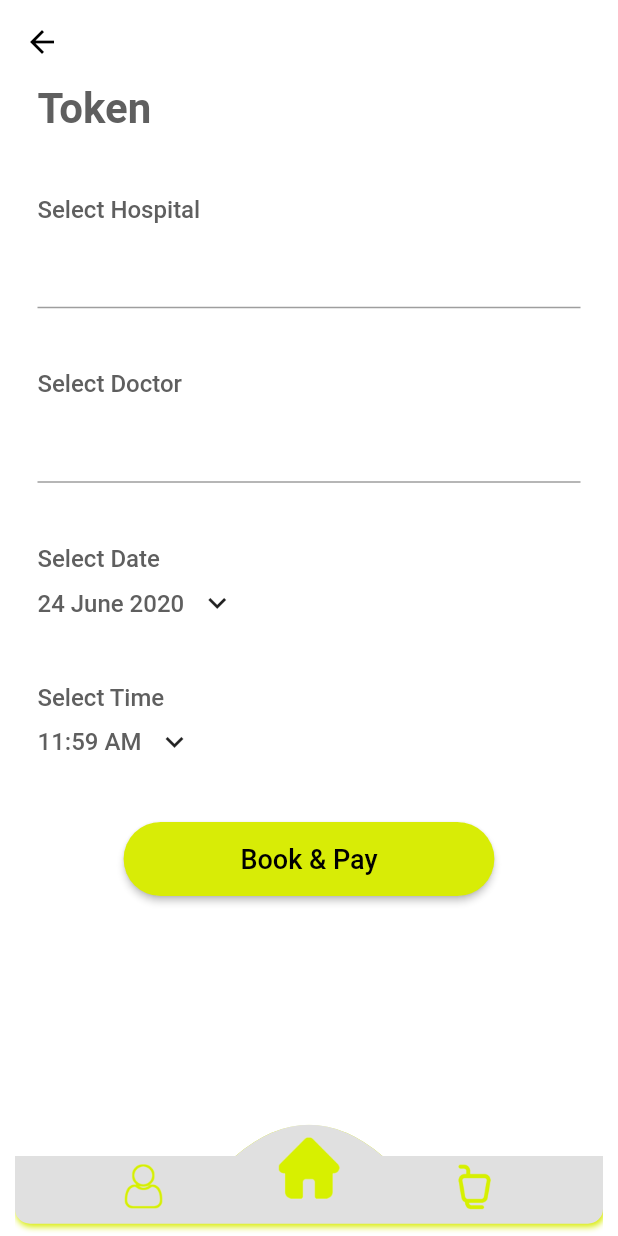
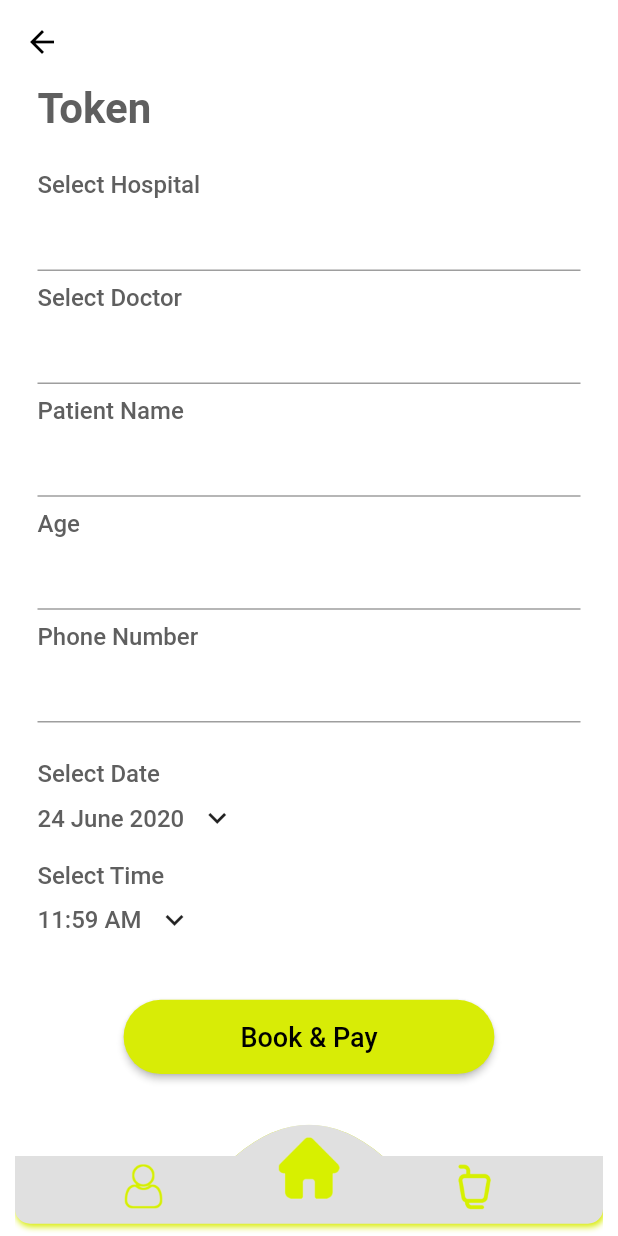
Before and after one commit to iamabhishek229313/hello_mart, a Flutter app: the TokenServiceProviderScreen screen opened directly, on a phone screen of 412 x 824 dp. Run offline on Flutter 3.47's test engine with Material 2 defaults, Android fonts, the phone set to English and light mode, and no system bars; our stand-ins replace carousel_slider, flutter_bloc, location; missing offline and left inert: geocoder.

Commit message:
All nre changes are done.

```diff
--- a/lib/services_screen/bakery.dart
+++ b/lib/services_screen/bakery.dart
@@ -19,7 +19,7 @@ class BakeryProductProviderScreen extends StatelessWidget {
   const BakeryProductProviderScreen({Key key, this.storeName}) : super(key: key);
   @override
   Widget build(BuildContext context) {
-    return ProductDetails(serviceProviderName: storeName, tabNames: [
+    return ProductDetails(serviceProviderName: storeName, selectionType: SelectionType.ADD, tabNames: [
       "ALL",
       "SNACKS",
       "BREADS",
--- a/lib/services_screen/car_wash.dart
+++ b/lib/services_screen/car_wash.dart
@@ -19,7 +19,7 @@ class CarWashProductProviderScreen extends StatelessWidget {
   const CarWashProductProviderScreen({Key key, this.storeName}) : super(key: key);
   @override
   Widget build(BuildContext context) {
-    return ProductDetails(serviceProviderName: storeName, tabNames: [
+    return ProductDetails(serviceProviderName: storeName, selectionType: SelectionType.BOOK, tabNames: [
       "ALL",
       "CAR WASH",
       "DIESEL WASH",
--- a/lib/services_screen/dry_fruits.dart
+++ b/lib/services_screen/dry_fruits.dart
@@ -19,7 +19,7 @@ class DryFruitsProductProviderScreen extends StatelessWidget {
   const DryFruitsProductProviderScreen({Key key, this.storeName}) : super(key: key);
   @override
   Widget build(BuildContext context) {
-    return ProductDetails(serviceProviderName: storeName, tabNames: [
+    return ProductDetails(serviceProviderName: storeName, selectionType: SelectionType.ADD, tabNames: [
       "ALL",
       "DATES",
       "CASHEW NUTS",
--- a/lib/services_screen/flower.dart
+++ b/lib/services_screen/flower.dart
@@ -1,5 +1,6 @@
 import 'package:flutter/material.dart';
 import 'package:hello_mart/screens/product_details/product_details.dart';
+import 'package:hello_mart/utils/screen_const.dart';
 
 class FlowerServiceProviderScreen extends StatelessWidget {
   @override
@@ -7,6 +8,7 @@ class FlowerServiceProviderScreen extends StatelessWidget {
     // This page have no Service Providers Screen.
     return ProductDetails(
       serviceProviderName: "Flowers",
+      selectionType: SelectionType.ADD,
       tabNames: [
         "ALL",
         "CATEGORY 1",
--- a/lib/services_screen/food.dart
+++ b/lib/services_screen/food.dart
@@ -19,7 +19,7 @@ class FoodProductProviderScreen extends StatelessWidget {
   const FoodProductProviderScreen({Key key, this.storeName}) : super(key: key);
   @override
   Widget build(BuildContext context) {
-    return ProductDetails(serviceProviderName: storeName, tabNames: [
+    return ProductDetails(serviceProviderName: storeName, selectionType: SelectionType.ADD, tabNames: [
       "ALL",
       "NON-VEG",
       "VEG",
--- a/lib/services_screen/hello_mart.dart
+++ b/lib/services_screen/hello_mart.dart
@@ -1,5 +1,6 @@
 import 'package:flutter/material.dart';
 import 'package:hello_mart/screens/product_details/product_details.dart';
+import 'package:hello_mart/utils/screen_const.dart';
 
 class HomeMartServiceProviderScreen extends StatelessWidget {
   @override
@@ -7,6 +8,7 @@ class HomeMartServiceProviderScreen extends StatelessWidget {
     // This page have no Service Providers Screen.
     return ProductDetails(
       serviceProviderName: "Hello Mart",
+      selectionType: SelectionType.ADD,
       tabNames: [
         "ALL",
         "VEGETABLES",
--- a/lib/services_screen/ice_cream.dart
+++ b/lib/services_screen/ice_cream.dart
@@ -19,7 +19,7 @@ class IceCreamPastriesProductProviderScreen extends StatelessWidget {
   const IceCreamPastriesProductProviderScreen({Key key, this.storeName}) : super(key: key);
   @override
   Widget build(BuildContext context) {
-    return ProductDetails(serviceProviderName: storeName, tabNames: [
+    return ProductDetails(serviceProviderName: storeName, selectionType: SelectionType.ADD, tabNames: [
       "ALL",
       "CAKE",
       "PASTRIES",
--- a/lib/services_screen/laundry.dart
+++ b/lib/services_screen/laundry.dart
@@ -19,7 +19,7 @@ class LaundryProductProviderScreen extends StatelessWidget {
   const LaundryProductProviderScreen({Key key, this.storeName}) : super(key: key);
   @override
   Widget build(BuildContext context) {
-    return ProductDetails(serviceProviderName: storeName, tabNames: [
+    return ProductDetails(serviceProviderName: storeName, selectionType: SelectionType.BOOK, tabNames: [
       "ALL",
       "JEANS",
       "COTTON",
--- a/lib/services_screen/meat_fish.dart
+++ b/lib/services_screen/meat_fish.dart
@@ -1,5 +1,6 @@
 import 'package:flutter/material.dart';
 import 'package:hello_mart/screens/product_details/product_details.dart';
+import 'package:hello_mart/utils/screen_const.dart';
 
 class MeatFishServiceProviderScreen extends StatelessWidget {
   @override
@@ -7,6 +8,7 @@ class MeatFishServiceProviderScreen extends StatelessWidget {
     // This page have no Service Providers Screen.
     return ProductDetails(
       serviceProviderName: "Meat/Fish",
+      selectionType: SelectionType.ADD,
       tabNames: [
         "ALL",
         "FISH",
--- a/lib/services_screen/saloon.dart
+++ b/lib/services_screen/saloon.dart
@@ -19,7 +19,7 @@ class SaloonProductProviderScreen extends StatelessWidget {
   const SaloonProductProviderScreen({Key key, this.storeName}) : super(key: key);
   @override
   Widget build(BuildContext context) {
-    return ProductDetails(serviceProviderName: storeName, tabNames: [
+    return ProductDetails(serviceProviderName: storeName, selectionType: SelectionType.BOOK, tabNames: [
       "ALL",
       "CUTTING",
       "FACIAL",
--- a/lib/services_screen/sports_gaming.dart
+++ b/lib/services_screen/sports_gaming.dart
@@ -19,7 +19,7 @@ class SportsGamingProductProviderScreen extends StatelessWidget {
   const SportsGamingProductProviderScreen({Key key, this.storeName}) : super(key: key);
   @override
   Widget build(BuildContext context) {
-    return ProductDetails(serviceProviderName: storeName, tabNames: [
+    return ProductDetails(serviceProviderName: storeName, selectionType: SelectionType.ADD, tabNames: [
       "ALL",
       "CRICKET ITEMS",
       "FOOTBALL ITEMS",
--- a/lib/services_screen/stationery.dart
+++ b/lib/services_screen/stationery.dart
@@ -19,7 +19,7 @@ class StationeryProductProviderScreen extends StatelessWidget {
   const StationeryProductProviderScreen({Key key, this.storeName}) : super(key: key);
   @override
   Widget build(BuildContext context) {
-    return ProductDetails(serviceProviderName: storeName, tabNames: [
+    return ProductDetails(serviceProviderName: storeName, selectionType: SelectionType.ADD, tabNames: [
       "ALL",
       "SCHOOL ITEMS",
       "OFFICE ITEMS",
--- a/lib/services_screen/token.dart
+++ b/lib/services_screen/token.dart
@@ -18,8 +18,11 @@ class _TokenServiceProviderScreenState extends State<TokenServiceProviderScreen>
   bool _validate = false;
 
   TextEditingController _hospitalController = TextEditingController();
+  TextEditingController _patientNameController = TextEditingController();
 
   TextEditingController _doctorController = TextEditingController();
+  TextEditingController _ageController = TextEditingController();
+  TextEditingController _phoneNumberController = TextEditingController();
 
   _changeScreen(int index) {
     BlocProvider.of<AppStateBloc>(context).add(ChangeScreen(index));
@@ -63,7 +66,7 @@ class _TokenServiceProviderScreenState extends State<TokenServiceProviderScreen>
                             style: TextStyle(fontWeight: FontWeight.bold, color: kGreyDark, fontSize: 28.0),
                           ),
                           SizedBox(
-                            height: screenHeight * 0.05,
+                            height: screenHeight * 0.03,
                           ),
                           Column(
                             crossAxisAlignment: CrossAxisAlignment.start,
@@ -76,9 +79,6 @@ class _TokenServiceProviderScreenState extends State<TokenServiceProviderScreen>
                                     "Select Hospital",
                                     style: TextStyle(fontSize: 16.0, fontWeight: FontWeight.w500, color: kGreyDark),
                                   ),
-                                  SizedBox(
-                                    height: screenHeight * 0.01,
-                                  ),
                                   TextFormField(
                                     controller: _hospitalController,
                                     autovalidate: _validate,
@@ -87,7 +87,7 @@ class _TokenServiceProviderScreenState extends State<TokenServiceProviderScreen>
                                 ],
                               ),
                               SizedBox(
-                                height: screenHeight * 0.05,
+                                height: screenHeight * 0.01,
                               ),
                               Column(
                                 crossAxisAlignment: CrossAxisAlignment.start,
@@ -95,9 +95,6 @@ class _TokenServiceProviderScreenState extends State<TokenServiceProviderScreen>
                                   Text(
                                     "Select Doctor",
                                     style: TextStyle(fontSize: 16.0, fontWeight: FontWeight.w500, color: kGreyDark),
-                                  ),
-                                  SizedBox(
-                                    height: screenHeight * 0.01,
                                   ),
                                   TextFormField(
                                     controller: _doctorController,
@@ -107,7 +104,60 @@ class _TokenServiceProviderScreenState extends State<TokenServiceProviderScreen>
                                 ],
                               ),
                               SizedBox(
-                                height: screenHeight * 0.05,
+                                height: screenHeight * 0.01,
+                              ),
+                              Column(
+                                crossAxisAlignment: CrossAxisAlignment.start,
+                                children: [
+                                  Text(
+                                    "Patient Name",
+                                    style: TextStyle(fontSize: 16.0, fontWeight: FontWeight.w500, color: kGreyDark),
+                                  ),
+                                  TextFormField(
+                                    controller: _patientNameController,
+                                    autovalidate: _validate,
+                                    validator: (value) => value.isEmpty ? "Enter Patient name" : null,
+                                  ),
+                                ],
+                              ),
+                              SizedBox(
+                                height: screenHeight * 0.01,
+                              ),
+                              Column(
+                                crossAxisAlignment: CrossAxisAlignment.start,
+                                children: [
+                                  Text(
+                                    "Age",
+                                    style: TextStyle(fontSize: 16.0, fontWeight: FontWeight.w500, color: kGreyDark),
+                                  ),
+                                  TextFormField(
+                                    controller: _ageController,
+                                    autovalidate: _validate,
+                                    keyboardType: TextInputType.number,
+                                    validator: (value) => value.isEmpty ? "Enter age" : null,
+                                  ),
+                                ],
+                              ),
+                              SizedBox(
+                                height: screenHeight * 0.01,
+                              ),
+                              Column(
+                                crossAxisAlignment: CrossAxisAlignment.start,
+                                children: [
+                                  Text(
+                                    "Phone Number",
+                                    style: TextStyle(fontSize: 16.0, fontWeight: FontWeight.w500, color: kGreyDark),
+                                  ),
+                                  TextFormField(
+                                    controller: _phoneNumberController,
+                                    autovalidate: _validate,
+                                    keyboardType: TextInputType.number,
+                                    validator: (value) => value.isEmpty ? "Enter your Pickup Address" : null,
+                                  ),
+                                ],
+                              ),
+                              SizedBox(
+                                height: screenHeight * 0.03,
                               ),
                               Column(
                                 crossAxisAlignment: CrossAxisAlignment.start,
@@ -138,7 +188,7 @@ class _TokenServiceProviderScreenState extends State<TokenServiceProviderScreen>
                                 ],
                               ),
                               SizedBox(
-                                height: screenHeight * 0.05,
+                                height: screenHeight * 0.02,
                               ),
                               Column(
                                 crossAxisAlignment: CrossAxisAlignment.start,
--- a/lib/utils/screen_const.dart
+++ b/lib/utils/screen_const.dart
@@ -18,3 +18,5 @@ enum ScreenConst {
   MEDICAL_SERVICES,
   MOBILE_ELECTRONICS
 }
+
+enum SelectionType { ADD, BOOK }
```
Also changed, not shown: lib/screens/product_details/product_details.dart (+25 -7 lines).
